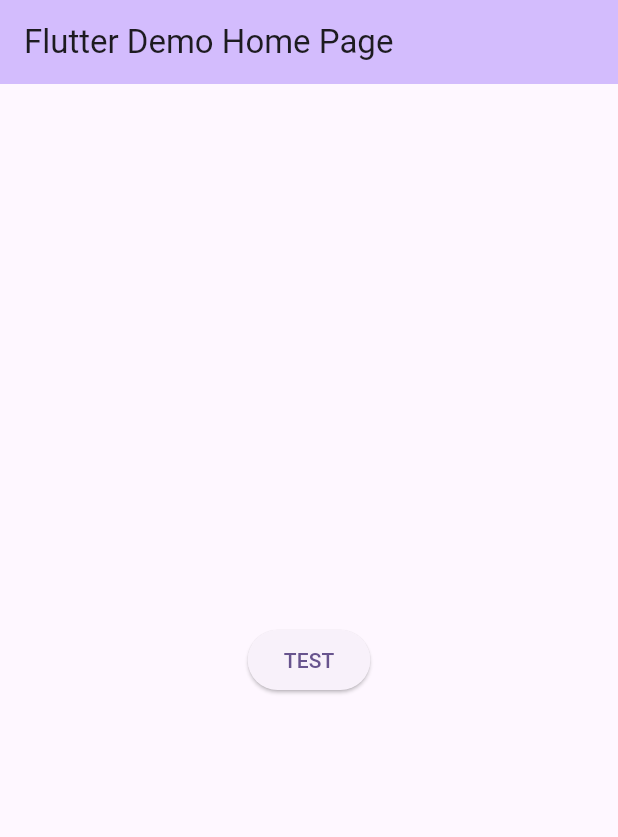
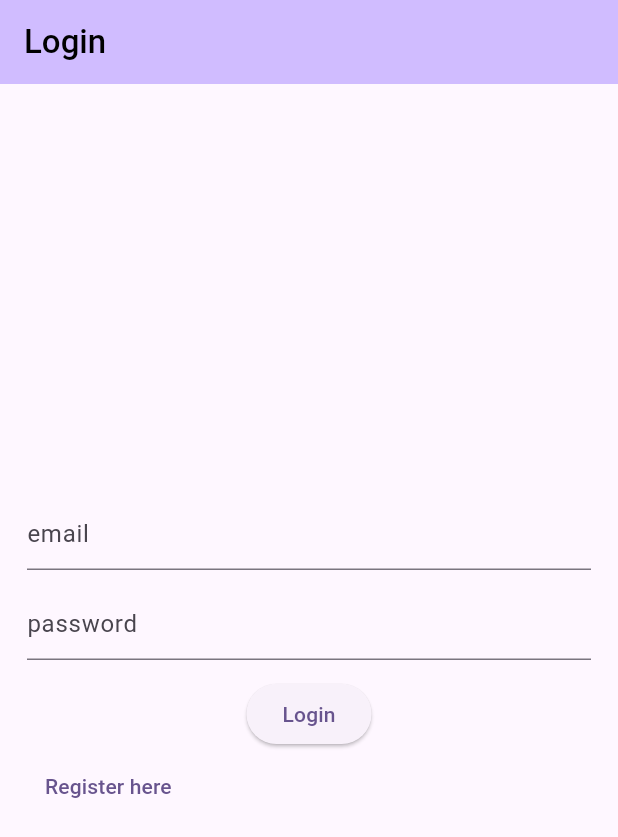
Before and after one commit to FajarRAP/sea-salon-apps, a Flutter app: the screen it shows after launch, on a phone screen of 412 x 824 dp. Shown: the top 837 px of the screen. Run offline on Flutter 3.47's test engine with Material 3 defaults, Android fonts, the phone set to English and light mode, and no system bars; our stand-ins replace bloc, dartz, flutter_bloc, get_it, supabase_flutter; accounts and stored records are empty.

Commit message:
auth feature complete

```diff
--- /dev/null
+++ b/lib/core/failure.dart
@@ -0,0 +1,5 @@
+class Failure {
+  final String message;
+
+  Failure({this.message = 'Terjadi Kesalahan'});
+}
--- /dev/null
+++ b/lib/features/auth/data/datasources/remote_datasources.dart
@@ -0,0 +1,37 @@
+import 'package:supabase_flutter/supabase_flutter.dart';
+
+abstract class AuthRemoteDataSources {
+  Future<AuthResponse> login(String email, String password);
+  Future<AuthResponse> register(
+      String email, String name, String phone, String password);
+  Future<void> logout();
+}
+
+class AuthRemoteDataSourcesImpl extends AuthRemoteDataSources {
+  final SupabaseClient supabase;
+
+  AuthRemoteDataSourcesImpl(this.supabase);
+
+  @override
+  Future<AuthResponse> login(String email, String password) async =>
+      await supabase.auth.signInWithPassword(
+        email: email,
+        password: password,
+      );
+
+  @override
+  Future<AuthResponse> register(
+          String email, String name, String phone, String password) async =>
+      await supabase.auth.signUp(
+        email: email,
+        password: password,
+        data: {
+          'name': name,
+          'phone': phone,
+          'role': 0,
+        },
+      );
+
+  @override
+  Future<void> logout() async => await supabase.auth.signOut();
+}
--- a/lib/features/auth/domain/repositories/auth_repositories.dart
+++ b/lib/features/auth/domain/repositories/auth_repositories.dart
@@ -1,3 +1,9 @@
-class AuthRepositories {
+import 'package:dartz/dartz.dart';
+import 'package:sea_submission/core/failure.dart';
+import 'package:supabase_flutter/supabase_flutter.dart';
 
+abstract class AuthRepositories {
+  Future<Either<Failure, User>> login(String email, String password);
+  Future<Either<Failure, User>> register(String email, String name, String phone, String password);
+  Future<void> logout();
 }
--- /dev/null
+++ b/lib/features/auth/domain/usecases/login_use_case.dart
@@ -0,0 +1,13 @@
+import 'package:dartz/dartz.dart';
+import 'package:sea_submission/core/failure.dart';
+import 'package:sea_submission/features/auth/domain/repositories/auth_repositories.dart';
+import 'package:supabase_flutter/supabase_flutter.dart';
+
+class LoginUseCase {
+  final AuthRepositories authRepositories;
+
+  LoginUseCase(this.authRepositories);
+
+  Future<Either<Failure, User>> execute(String email, String password) async =>
+      await authRepositories.login(email, password);
+}
--- /dev/null
+++ b/lib/features/auth/domain/usecases/logout_use_case.dart
@@ -0,0 +1,9 @@
+import 'package:sea_submission/features/auth/domain/repositories/auth_repositories.dart';
+
+class LogoutUseCase {
+  final AuthRepositories authRepositories;
+
+  LogoutUseCase(this.authRepositories);
+
+  Future<void> execute() async => await authRepositories.logout();
+}
--- /dev/null
+++ b/lib/features/auth/domain/usecases/register_use_case.dart
@@ -0,0 +1,13 @@
+import 'package:dartz/dartz.dart';
+import 'package:sea_submission/core/failure.dart';
+import 'package:sea_submission/features/auth/domain/repositories/auth_repositories.dart';
+import 'package:supabase_flutter/supabase_flutter.dart';
+
+class RegisterUseCase {
+  final AuthRepositories authRepositories;
+
+  RegisterUseCase(this.authRepositories);
+
+  Future<Either<Failure,User>> execute(String email, String name, String phone, String password) async =>
+      await authRepositories.register(email, name, phone, password);
+}
--- a/lib/features/auth/presentation/cubit/auth_cubit.dart
+++ b/lib/features/auth/presentation/cubit/auth_cubit.dart
@@ -1,8 +1,62 @@
 import 'package:bloc/bloc.dart';
 import 'package:meta/meta.dart';
+import 'package:sea_submission/features/auth/domain/usecases/login_use_case.dart';
+import 'package:sea_submission/features/auth/domain/usecases/logout_use_case.dart';
+import 'package:sea_submission/features/auth/domain/usecases/register_use_case.dart';
 
 part 'auth_state.dart';
 
 class AuthCubit extends Cubit<AuthState> {
-  AuthCubit() : super(AuthInitial());
+  AuthCubit({
+    required this.loginUseCase,
+    required this.registerUseCase,
+    required this.logoutUseCase,
+  }) : super(AuthInitial());
+
+  final LoginUseCase loginUseCase;
+  final RegisterUseCase registerUseCase;
+  final LogoutUseCase logoutUseCase;
+
+  Future<void> login(String email, String password) async {
+    emit(LoginAuthenticating());
+
+    final result = await loginUseCase.execute(email, password);
+
+    result.fold(
+      (l) {
+        print(l.message);
+        emit(LoginError(l.message));
+      },
+      (r) {
+        print(r);
+        emit(LoginAuthenticated());
+      },
+    );
+  }
+
+  Future<void> register(
+      String name, String phone, String email, String password) async {
+    emit(RegisterAuthenticating());
+
+    final result = await registerUseCase.execute(email, name, phone, password);
+    result.fold(
+      (l) {
+        print(l.message);
+        emit(RegisterError(l.message));
+      },
+      (r) {
+        print(r);
+        emit(RegisterAuthenticated());
+      },
+    );
+  }
+
+  Future<void> logout() async {
+    emit(SessionDestroying());
+
+    await logoutUseCase.execute();
+
+    emit(SessionDestroyed());
+
+  }
 }
--- a/lib/features/auth/presentation/cubit/auth_state.dart
+++ b/lib/features/auth/presentation/cubit/auth_state.dart
@@ -4,3 +4,27 @@
 sealed class AuthState {}
 
 final class AuthInitial extends AuthState {}
+
+class LoginAuthenticating extends AuthState {}
+
+class LoginAuthenticated extends AuthState {}
+
+class LoginError extends AuthState {
+  final String message;
+
+  LoginError(this.message);
+}
+
+class RegisterAuthenticating extends AuthState {}
+
+class RegisterAuthenticated extends AuthState {}
+
+class RegisterError extends AuthState {
+  final String message;
+
+  RegisterError(this.message);
+}
+
+class SessionDestroying extends AuthState {}
+
+class SessionDestroyed extends AuthState {}
--- /dev/null
+++ b/lib/features/auth/presentation/pages/login_page.dart
@@ -0,0 +1,70 @@
+import 'package:flutter/material.dart';
+import 'package:flutter_bloc/flutter_bloc.dart';
+import 'package:sea_submission/features/auth/presentation/cubit/auth_cubit.dart';
+import 'package:sea_submission/features/auth/presentation/pages/register_page.dart';
+
+class LoginPage extends StatefulWidget {
+  const LoginPage({
+    super.key,
+  });
+
+  @override
+  State<LoginPage> createState() => _LoginPageState();
+}
+
+class _LoginPageState extends State<LoginPage> {
+  final emailController = TextEditingController();
+  final passwordController = TextEditingController();
+
+  @override
+  void dispose() {
+    emailController.dispose();
+    passwordController.dispose();
+    super.dispose();
+  }
+
+  @override
+  Widget build(BuildContext context) {
+    final authCubit = context.read<AuthCubit>();
+
+    return Scaffold(
+      appBar: AppBar(
+        title: const Text('Login'),
+      ),
+      body: Padding(
+        padding: const EdgeInsets.all(18),
+        child: Column(
+          mainAxisAlignment: MainAxisAlignment.center,
+          children: [
+            TextFormField(
+              controller: emailController,
+              decoration: const InputDecoration(hintText: 'email'),
+            ),
+            const SizedBox(height: 12),
+            TextFormField(
+              controller: passwordController,
+              decoration: const InputDecoration(hintText: 'password'),
+              obscureText: true,
+            ),
+            const SizedBox(height: 12),
+            ElevatedButton(
+              onPressed: () => authCubit.login(
+                  emailController.text, passwordController.text),
+              child: const Text('Login'),
+            ),
+            Align(
+              alignment: Alignment.centerLeft,
+              child: TextButton(
+                onPressed: () => Navigator.pushReplacement(
+                    context,
+                    MaterialPageRoute(
+                        builder: (context) => const RegisterPage())),
+                child: const Text('Register here'),
+              ),
+            ),
+          ],
+        ),
+      ),
+    );
+  }
+}
--- a/lib/main.dart
+++ b/lib/main.dart
@@ -1,5 +1,10 @@
 import 'package:flutter/material.dart';
+import 'package:flutter_bloc/flutter_bloc.dart';
 import 'package:sea_submission/cred.dart';
+import 'package:sea_submission/features/auth/presentation/cubit/auth_cubit.dart';
+import 'package:sea_submission/features/auth/presentation/pages/login_page.dart';
+import 'package:sea_submission/features/dashboard/presentation/admin/pages/dashboard_admin_page.dart';
+import 'package:sea_submission/inject.dart';
 import 'package:supabase_flutter/supabase_flutter.dart';
 
 Future<void> main() async {
@@ -7,6 +12,7 @@
     url: supabaseUrl,
     anonKey: anonKey,
   );
+  await setup();
   runApp(const MyApp());
 }
 
@@ -15,62 +21,61 @@
 
   @override
   Widget build(BuildContext context) {
-    return MaterialApp(
-      title: 'Flutter Demo',
-      theme: ThemeData(
-        colorScheme: ColorScheme.fromSeed(seedColor: Colors.deepPurple),
-        useMaterial3: true,
+    return MultiBlocProvider(
+      providers: [
+        BlocProvider(create: (context) => getIt<AuthCubit>()),
+      ],
+      child: MaterialApp(
+        title: 'SEA Salon',
+        theme: ThemeData(
+          colorScheme: ColorScheme.fromSeed(seedColor: Colors.deepPurple),
+          useMaterial3: true,
+          appBarTheme: AppBarTheme(
+            backgroundColor: Theme.of(context).colorScheme.inversePrimary,
+            titleTextStyle: const TextStyle(
+              color: Colors.black,
+              fontSize: 22,
+              fontWeight: FontWeight.w500,
+            ),
+          ),
+        ),
+        home: getIt<SupabaseClient>().auth.currentSession != null
+            ? const DashboardAdminPage()
+            : const LoginPage(),
       ),
-      home: const MyHomePage(title: 'Flutter Demo Home Page'),
     );
   }
 }
 
-class MyHomePage extends StatefulWidget {
-  const MyHomePage({super.key, required this.title});
 
-  final String title;
 
-  @override
-  State<MyHomePage> createState() => _MyHomePageState();
-}
+      // Center(
+      //   child: ElevatedButton(
+      //     onPressed: () async {
+      //       try {
+      //         // final AuthResponse res = await supabase.auth.signUp(
+      //         //     email: 'fajary782@gmail.com',
+      //         //     password: 'halodunia',
+      //         //     data: {
+      //         //       'full_name': 'Fajar Riansyah',
+      //         //     });
 
-class _MyHomePageState extends State<MyHomePage> {
-  final supabase = Supabase.instance.client;
-  @override
-  Widget build(BuildContext context) {
-    return Scaffold(
-      appBar: AppBar(
-        backgroundColor: Theme.of(context).colorScheme.inversePrimary,
-        title: Text(widget.title),
-      ),
-      body: Center(
-        child: ElevatedButton(
-          onPressed: () async {
-            try {
-              // final AuthResponse res = await supabase.auth.signUp(
-              //     email: 'fajary782@gmail.com',
-              //     password: 'halodunia',
-              //     data: {
-              //       'name': 'Fajar Riansyah',
-              //     });
-              final res = await supabase.auth.signInWithPassword(
-                email: 'fajary781@gmail.com',
-                password: 'halodunia',
-              );
-              final session = res.session;
-              final user = res.user;
-              print(session);
-              print(user!.userMetadata?['name']);
-            } on AuthException catch (ae) {
-              print(ae.message);
-            } catch (e) {
-              print(e.toString());
-            }
-          },
-          child: const Text('TEST'),
-        ),
-      ),
-    );
-  }
-}
+      //         final res = await supabase.auth.signInWithPassword(
+      //           email: 'fajary781@gmail.com',
+      //           password: 'halodunia',
+      //         );
+
+      //         // final session = res.session;
+      //         // final user = res.user;
+      //         // print(session);
+      //         // print(user!.userMetadata?['name']);
+      //         print(supabase.auth.currentSession);
+      //       } on AuthException catch (ae) {
+      //         print(ae.message);
+      //       } catch (e) {
+      //         print(e.toString());
+      //       }
+      //     },
+      //     child: const Text('TEST'),
+      //   ),
+      // ),
--- a/pubspec.yaml
+++ b/pubspec.yaml
@@ -37,6 +37,8 @@
   cupertino_icons: ^1.0.6
   supabase_flutter: ^2.5.6
   flutter_bloc: ^8.1.6
+  dartz: ^0.10.1
+  get_it: ^7.7.0
 
 dev_dependencies:
   flutter_test:
```
Also changed, not shown: lib/features/auth/data/repositories/auth_repositories_impl.dart (added, +46 -0 lines), lib/features/auth/presentation/pages/register_page.dart (added, +87 -0 lines), lib/features/dashboard/presentation/admin/pages/dashboard_admin_page.dart (added, +22 -0 lines), lib/features/dashboard/presentation/customer/pages/dashboard_customer_page.dart (added, +22 -0 lines), lib/inject.dart (added, +37 -0 lines), pubspec.lock.
